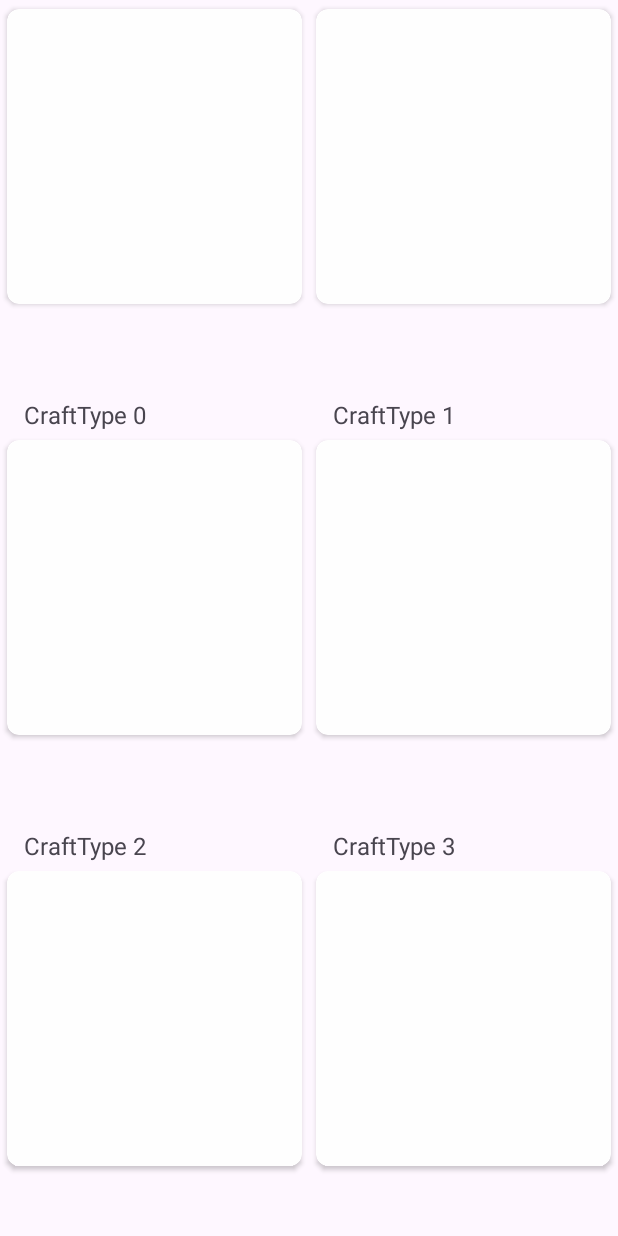
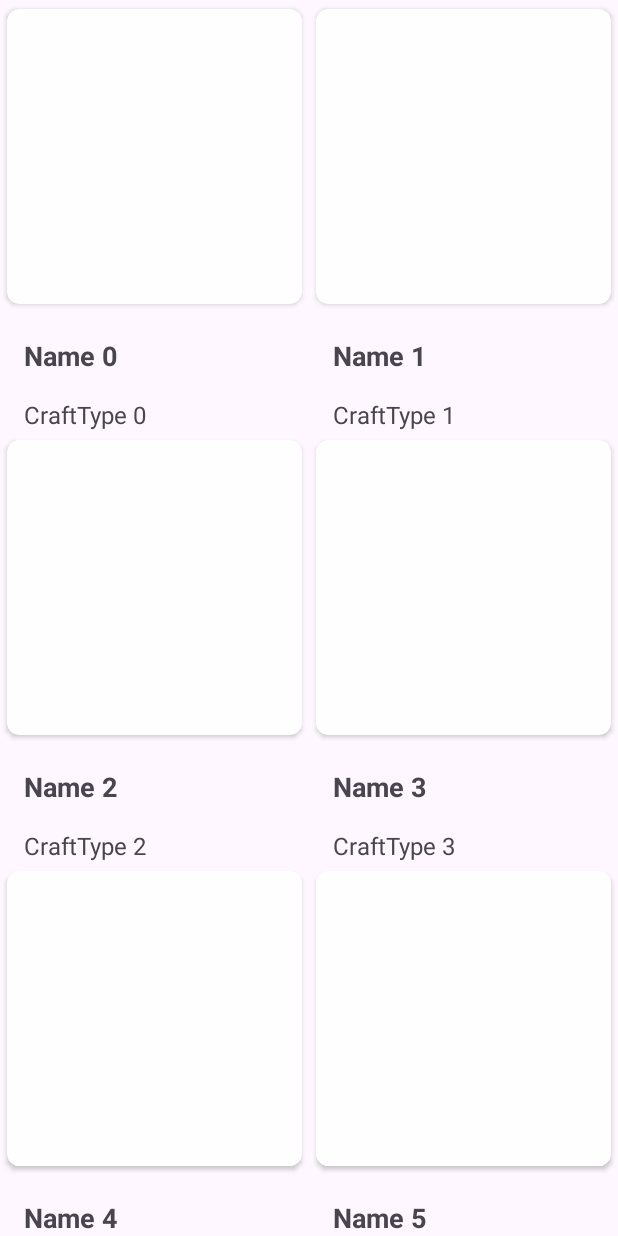
Before and after one commit to Darkly2/Craftwork, an Android app: the screen it shows after launch (MainActivity), on a phone screen of 412 x 824 dp. Run offline under Robolectric (Android 15) with nearby library versions, the phone set to English and light mode, and no system bars.

Commit message:
Create CraftItemActivity and CraftItemViewModel

```diff
--- a/app/src/main/AndroidManifest.xml
+++ b/app/src/main/AndroidManifest.xml
@@ -13,6 +13,9 @@
         android:theme="@style/Theme.Craftwork"
         tools:targetApi="31">
         <activity
+            android:name=".presentation.CraftItemActivity"
+            android:exported="false" />
+        <activity
             android:name=".presentation.MainActivity"
             android:exported="true">
             <intent-filter>
--- a/app/src/main/java/com/example/craftwork/presentation/CraftItemAdapter.kt
+++ b/app/src/main/java/com/example/craftwork/presentation/CraftItemAdapter.kt
@@ -22,7 +22,7 @@ class CraftItemAdapter : ListAdapter<CraftItem, CraftItemViewHolder>(CraftItemCa
     override fun onBindViewHolder(holder: CraftItemViewHolder, position: Int) {
         val item = getItem(position)
         holder.binding.imageViewCraftItem.setImageDrawable(android.R.drawable.btn_star.toDrawable())
-        holder.binding.textViewCraftItemType.text = item.name
+        holder.binding.textViewCraftItemName.text = item.name
         holder.binding.textViewCraftItemType.text = item.craftType
     }
 
--- a/app/src/main/java/com/example/craftwork/presentation/CraftItemCallback.kt
+++ b/app/src/main/java/com/example/craftwork/presentation/CraftItemCallback.kt
@@ -3,7 +3,7 @@ package com.example.craftwork.presentation
 import androidx.recyclerview.widget.DiffUtil
 import com.example.craftwork.domain.craftItem.CraftItem
 
-class CraftItemCallback() : DiffUtil.ItemCallback<CraftItem>() {
+class CraftItemCallback : DiffUtil.ItemCallback<CraftItem>() {
     override fun areItemsTheSame(
         oldItem: CraftItem,
         newItem: CraftItem
--- a/app/src/main/java/com/example/craftwork/presentation/MainActivity.kt
+++ b/app/src/main/java/com/example/craftwork/presentation/MainActivity.kt
@@ -17,18 +17,17 @@ class MainActivity : AppCompatActivity() {
         super.onCreate(savedInstanceState)
         binding = ActivityMainBinding.inflate(LayoutInflater.from(this))
         setContentView(binding.root)
-
+        viewModel = ViewModelProvider(this)[MainViewModel::class.java]
 
         val craftItemAdapter = CraftItemAdapter()
-        viewModel = ViewModelProvider(this)[MainViewModel::class.java]
         viewModel.craftItemList.observe(this) {
             craftItemAdapter.submitList(it)
+            Log.d(TAG, it.toString())
         }
+
 
         val recyclerView = binding.root
         recyclerView.adapter = craftItemAdapter
-
-
     }
 
 
```
Also changed, not shown: app/src/main/java/com/example/craftwork/presentation/CraftItemActivity.kt (added, +12 -0 lines), app/src/main/res/layout/activity_craft_item.xml (added, +9 -0 lines).
